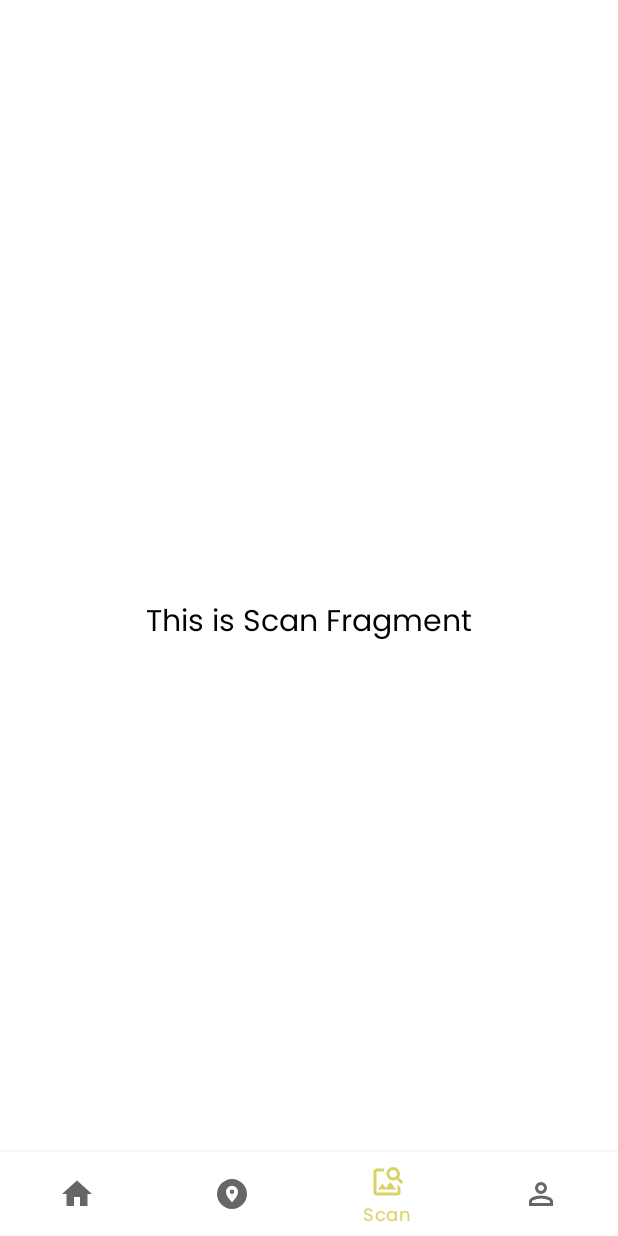
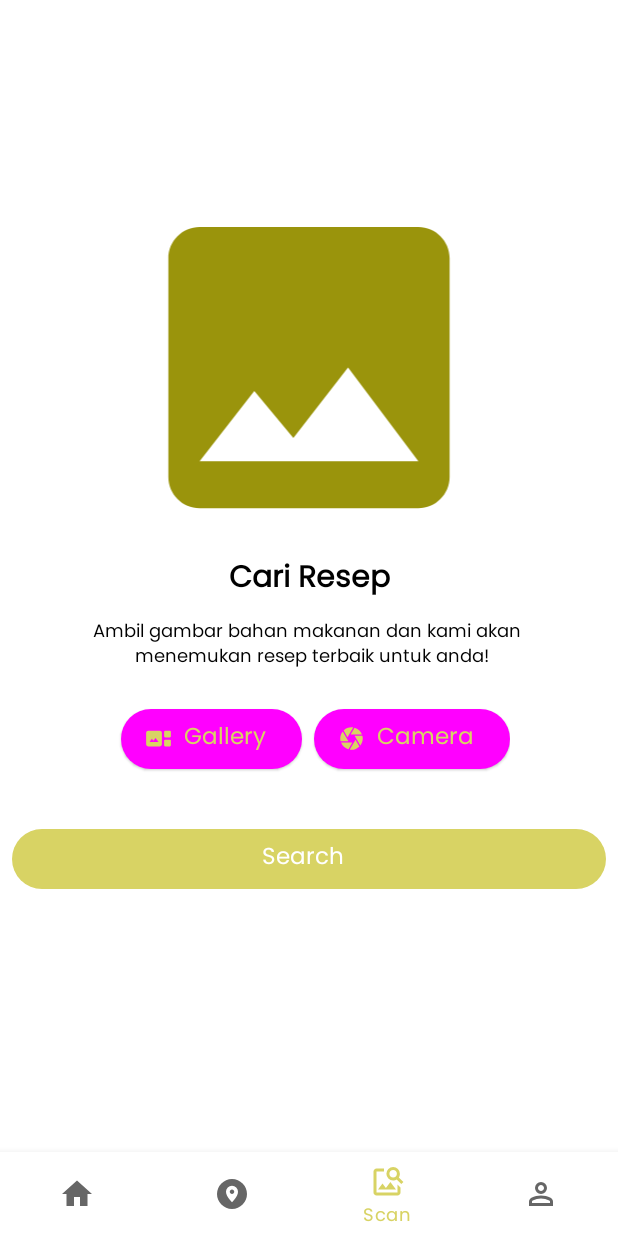
Before and after one commit to tiaak/Product-Capstone-InSwap, an Android app: the ScanFragment screen opened through its navigation route, on a phone screen of 412 x 824 dp. Run offline under Robolectric (Android 15) with nearby library versions, the phone set to English and light mode, and no system bars; our stand-ins replace navigation-ui.

Commit message:
make scan fragment interface

```diff
--- a/app/src/main/java/com/example/inswap/ui/scan/ScanFragment.kt
+++ b/app/src/main/java/com/example/inswap/ui/scan/ScanFragment.kt
@@ -33,10 +33,10 @@ class ScanFragment : Fragment() {
         _binding = FragmentScanBinding.inflate(inflater, container, false)
         val root: View = binding.root
 
-        val textView: TextView = binding.textScan
-        scanViewModel.text.observe(viewLifecycleOwner) {
-            textView.text = it
-        }
+//        val textView: TextView = binding.textScan
+//        scanViewModel.text.observe(viewLifecycleOwner) {
+//            textView.text = it
+//        }
         return root
     }
 
--- a/app/src/main/res/layout/activity_upload.xml
+++ b/app/src/main/res/layout/activity_upload.xml
@@ -17,7 +17,8 @@
         app:layout_constraintEnd_toEndOf="parent"
         app:layout_constraintStart_toStartOf="parent"
         app:layout_constraintTop_toTopOf="parent"
-        app:srcCompat="@drawable/ic_place_holder" />
+        app:srcCompat="@drawable/ic_place_holder"
+        app:tint="?attr/colorPrimaryVariant"/>
 
 
     <LinearLayout
--- a/app/src/main/res/layout/fragment_scan.xml
+++ b/app/src/main/res/layout/fragment_scan.xml
@@ -6,18 +6,101 @@
     xmlns:app="http://schemas.android.com/apk/res-auto"
     tools:context=".ui.scan.ScanFragment">
 
+
+    <ImageView
+        android:id="@+id/previewImageView"
+        android:layout_width="match_parent"
+        android:layout_height="250dp"
+        android:layout_marginStart="8dp"
+        android:layout_marginTop="120dp"
+        android:layout_marginEnd="8dp"
+        app:layout_constraintEnd_toEndOf="parent"
+        app:layout_constraintHorizontal_bias="1.0"
+        app:layout_constraintStart_toStartOf="parent"
+        app:layout_constraintTop_toTopOf="parent"
+        app:srcCompat="@drawable/ic_place_holder"
+        app:tint="?attr/colorPrimaryVariant"/>
+
     <TextView
-        android:id="@+id/text_scan"
-        android:layout_width="match_parent"
+        android:id="@+id/searchRecipeTextView"
+        android:layout_width="wrap_content"
+        android:layout_height="wrap_content"
+        android:text="@string/cari_resep"
+        android:textSize="20sp"
+        android:textStyle="bold"
+        app:layout_constraintEnd_toEndOf="parent"
+        app:layout_constraintStart_toStartOf="parent"
+        app:layout_constraintTop_toBottomOf="@id/previewImageView"/>
+
+    <TextView
+        android:id="@+id/commandTextView"
+        android:layout_width="wrap_content"
+        android:layout_height="wrap_content"
+        android:layout_marginTop="8dp"
+        android:text="@string/command"
+        android:textSize="12sp"
+        android:textAlignment="center"
+        app:layout_constraintEnd_toEndOf="parent"
+        app:layout_constraintStart_toStartOf="parent"
+        app:layout_constraintTop_toBottomOf="@+id/searchRecipeTextView" />
+
+    <LinearLayout
+        android:id="@+id/imageSource"
+        android:layout_width="wrap_content"
+        android:layout_height="wrap_content"
+        android:layout_marginTop="20dp"
+        app:layout_constraintEnd_toEndOf="parent"
+        app:layout_constraintStart_toStartOf="parent"
+        app:layout_constraintTop_toBottomOf="@id/commandTextView">
+
+        <Button
+            android:id="@+id/galleryButton"
+            style="@style/Widget.Material3.Button.ElevatedButton.Icon"
+            android:layout_width="wrap_content"
+            android:layout_height="wrap_content"
+            android:layout_marginStart="8dp"
+            android:elevation="2dp"
+            android:scaleType="fitCenter"
+            android:text="@string/gallery"
+            android:textSize="15sp"
+            app:icon="@drawable/ic_gallery"
+
+            app:layout_constraintBottom_toBottomOf="@+id/cameraButton"
+            app:layout_constraintEnd_toStartOf="@+id/cameraButton"
+            app:layout_constraintHorizontal_bias="0.5"
+            app:layout_constraintStart_toStartOf="parent"
+            app:layout_constraintTop_toTopOf="@+id/cameraButton"
+            app:layout_constraintVertical_bias="0.166" />
+
+
+        <Button
+            android:id="@+id/cameraButton"
+            style="@style/Widget.Material3.Button.ElevatedButton.Icon"
+            android:layout_width="wrap_content"
+            android:layout_height="wrap_content"
+            android:layout_marginStart="8dp"
+            android:layout_marginBottom="16dp"
+            android:text="@string/camera"
+            android:textSize="15sp"
+            app:icon="@drawable/ic_camera"
+            app:layout_constraintEnd_toEndOf="parent"
+            app:layout_constraintHorizontal_bias="0.5"
+            app:layout_constraintStart_toEndOf="@+id/galleryButton" />
+    </LinearLayout>
+
+    <Button
+        android:id="@+id/uploadButton"
+        style="@style/Widget.Material3.Button.Icon"
+        android:layout_width="0dp"
         android:layout_height="wrap_content"
         android:layout_marginStart="8dp"
-        android:layout_marginTop="8dp"
+        android:layout_marginTop="16dp"
         android:layout_marginEnd="8dp"
-        android:textAlignment="center"
-        android:textSize="20sp"
-        app:layout_constraintBottom_toBottomOf="parent"
+        android:text="@string/search"
+        android:textSize="15sp"
         app:layout_constraintEnd_toEndOf="parent"
+        app:layout_constraintHorizontal_bias="0.0"
         app:layout_constraintStart_toStartOf="parent"
-        app:layout_constraintTop_toTopOf="parent" />
+        app:layout_constraintTop_toBottomOf="@id/imageSource" />
 
 </androidx.constraintlayout.widget.ConstraintLayout>
--- a/app/src/main/res/values/strings.xml
+++ b/app/src/main/res/values/strings.xml
@@ -24,4 +24,7 @@
     <string name="kuantitas">Kuantitas</string>
     <string name="deskripsi">Deskripsi</string>
     <string name="lokasi">Lokasi</string>
+    <string name="search">Search</string>
+    <string name="command">Ambil gambar bahan makanan dan kami akan \n menemukan resep terbaik untuk anda!</string>
+    <string name="cari_resep">Cari Resep</string>
 </resources>
```
